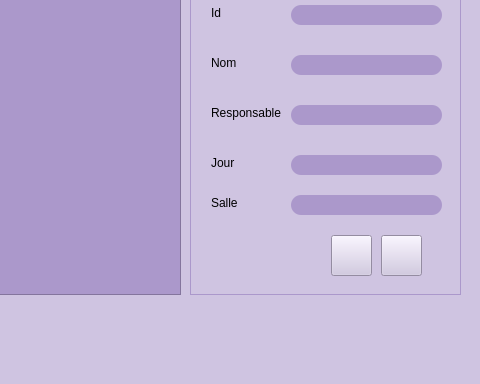
brahimABD98/smartkids, file gestion_activite.ui: the form before one commit; both pictures show x 402 to 882 and y 196 to 580 of the 882 by 580 pixel window.
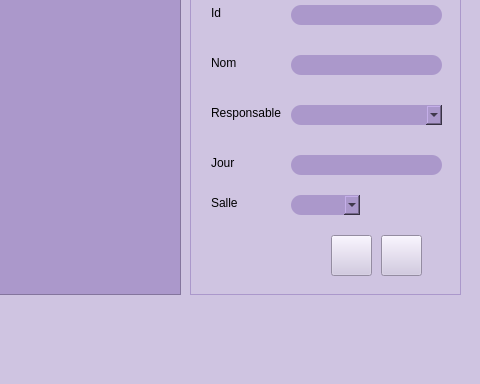
The form after the commit. The open tabs and pages were chosen to show the change. Icons and pictures are not drawn.

Diff of the .ui file:
```diff
--- a/gestion_activite.ui
+++ b/gestion_activite.ui
@@ -593,22 +593,6 @@
       </widget>
      </widget>
      <widget class="QWidget" name="page_2">
-      <widget class="QLineEdit" name="lineEdit_modif_res_c">
-       <property name="geometry">
-        <rect>
-         <x>100</x>
-         <y>150</y>
-         <width>151</width>
-         <height>20</height>
-        </rect>
-       </property>
-       <property name="styleSheet">
-        <string notr="true">border-color: rgb(255, 255, 255);
-
-border-radius: 10px;
-background-color: rgb(171, 152, 203);</string>
-       </property>
-      </widget>
       <widget class="QLabel" name="label_5">
        <property name="geometry">
         <rect>
@@ -643,22 +627,6 @@
 background-color: rgb(171, 152, 203);</string>
        </property>
       </widget>
-      <widget class="QLineEdit" name="lineEdit_modif_salle_c">
-       <property name="geometry">
-        <rect>
-         <x>100</x>
-         <y>240</y>
-         <width>151</width>
-         <height>20</height>
-        </rect>
-       </property>
-       <property name="styleSheet">
-        <string notr="true">border-color: rgb(255, 255, 255);
-
-border-radius: 10px;
-background-color: rgb(171, 152, 203);</string>
-       </property>
-      </widget>
       <widget class="QLineEdit" name="lineEdit_modif_nom_c">
        <property name="geometry">
         <rect>
@@ -788,6 +756,38 @@
         <string>Salle</string>
        </property>
       </widget>
+      <widget class="QComboBox" name="comboBox_modif_salle_club">
+       <property name="geometry">
+        <rect>
+         <x>100</x>
+         <y>240</y>
+         <width>69</width>
+         <height>20</height>
+        </rect>
+       </property>
+       <property name="styleSheet">
+        <string notr="true">border-color: rgb(255, 255, 255);
+
+border-radius: 10px;
+background-color: rgb(171, 152, 203);</string>
+       </property>
+      </widget>
+      <widget class="QComboBox" name="comboBox_modif_res_c">
+       <property name="geometry">
+        <rect>
+         <x>100</x>
+         <y>150</y>
+         <width>151</width>
+         <height>20</height>
+        </rect>
+       </property>
+       <property name="styleSheet">
+        <string notr="true">border-color: rgb(255, 255, 255);
+
+border-radius: 10px;
+background-color: rgb(171, 152, 203);</string>
+       </property>
+      </widget>
      </widget>
      <widget class="QWidget" name="page_5">
       <widget class="QLabel" name="label_6">
```
Left out of the diff: 130 changed lines with no effect on the pictures.
